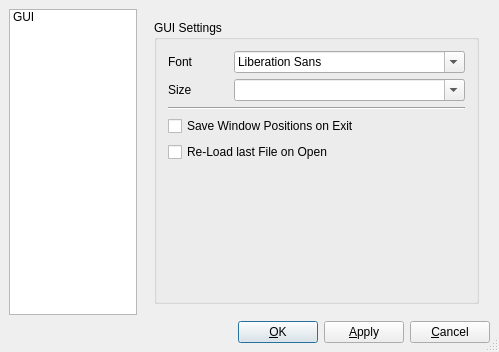
Qt form src/prefs.ui (bullet-physics-playground/bpp) before a commit.
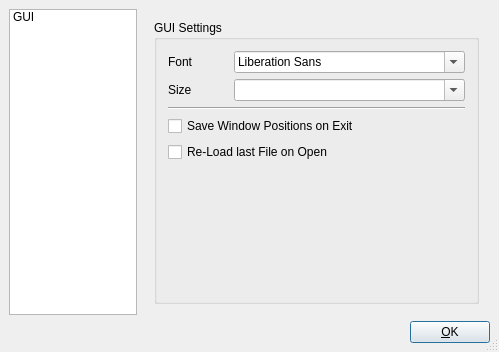
The same form after that commit. Icons and pictures are not drawn.

What changed in the file:
```diff
--- a/src/prefs.ui
+++ b/src/prefs.ui
@@ -250,32 +250,6 @@
        </property>
       </widget>
      </item>
-     <item>
-      <widget class="QPushButton" name="buttonApply">
-       <property name="text">
-        <string>&amp;Apply</string>
-       </property>
-       <property name="shortcut">
-        <string>Alt+A</string>
-       </property>
-       <property name="autoDefault">
-        <bool>true</bool>
-       </property>
-      </widget>
-     </item>
-     <item>
-      <widget class="QPushButton" name="buttonCancel">
-       <property name="text">
-        <string>&amp;Cancel</string>
-       </property>
-       <property name="shortcut">
-        <string/>
-       </property>
-       <property name="autoDefault">
-        <bool>true</bool>
-       </property>
-      </widget>
-     </item>
     </layout>
    </item>
   </layout>
```
Left out of the diff: 18 changed lines with no effect on the pictures.
